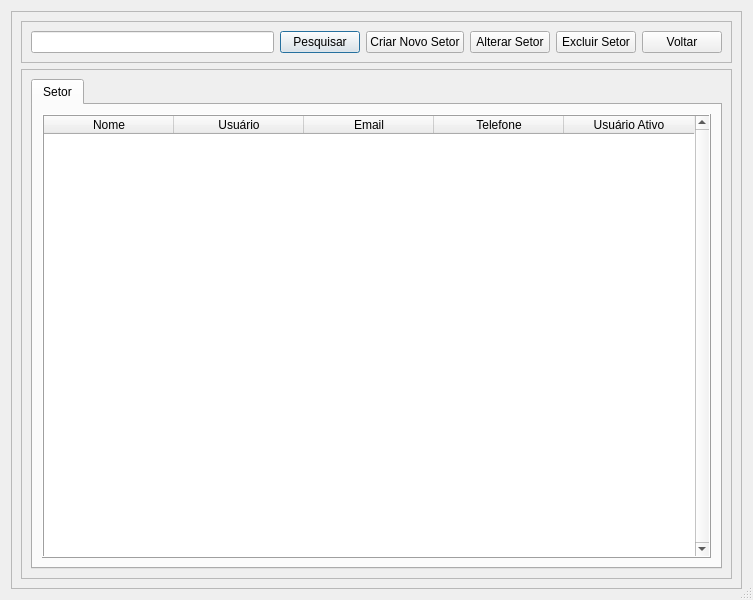
Old version of the form View/Telas/CD_Setor.ui in the repository Blastoles/ProjetoSCGI.
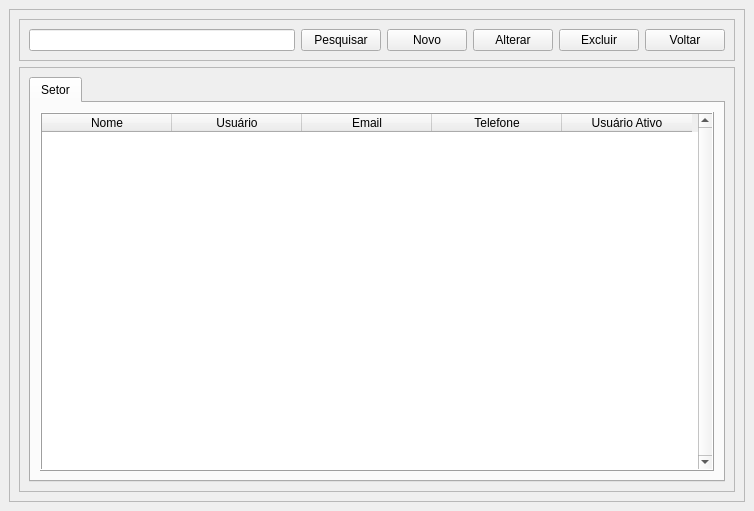
New version of the form. Icons and pictures are not drawn.

The edit to the form file:
```diff
--- a/View/Telas/CD_Setor.ui
+++ b/View/Telas/CD_Setor.ui
@@ -1,13 +1,13 @@
 <?xml version="1.0" encoding="UTF-8"?>
 <ui version="4.0">
  <class>Setor</class>
- <widget class="QDialog" name="Setor">
+ <widget class="QMainWindow" name="Setor">
   <property name="geometry">
    <rect>
     <x>0</x>
     <y>0</y>
-    <width>753</width>
-    <height>600</height>
+    <width>754</width>
+    <height>511</height>
    </rect>
   </property>
   <property name="acceptDrops">
@@ -16,11 +16,9 @@
   <property name="windowTitle">
    <string>Setor</string>
   </property>
-  <property name="sizeGripEnabled">
-   <bool>true</bool>
-  </property>
-  <layout class="QHBoxLayout" name="horizontalLayout_3">
-   <item>
+  <widget class="QWidget" name="centralwidget">
+   <layout class="QGridLayout" name="gridLayout_2">
+    <item row="0" column="0">
     <layout class="QGridLayout" name="gridLayout">
      <item row="0" column="0">
       <widget class="QFrame" name="frame_2">
@@ -57,7 +55,7 @@
            <item>
             <widget class="QPushButton" name="BT_Criar">
              <property name="text">
-              <string>Criar Novo Setor</string>
+               <string>Novo</string>
              </property>
              <property name="icon">
               <iconset>
@@ -68,7 +66,7 @@
            <item>
             <widget class="QPushButton" name="BT_Alterar">
              <property name="text">
-              <string>Alterar Setor</string>
+               <string>Alterar</string>
              </property>
              <property name="icon">
               <iconset>
@@ -79,7 +77,7 @@
            <item>
             <widget class="QPushButton" name="BT_Exclui">
              <property name="text">
-              <string>Excluir Setor</string>
+               <string>Excluir</string>
              </property>
              <property name="icon">
               <iconset>
@@ -240,6 +238,7 @@
     </layout>
    </item>
   </layout>
+  </widget>
  </widget>
  <resources/>
  <connections/>
```
Left out of the diff: 3 changed lines with no effect on the pictures. Lines whose indentation alone changed are shown as unchanged.
